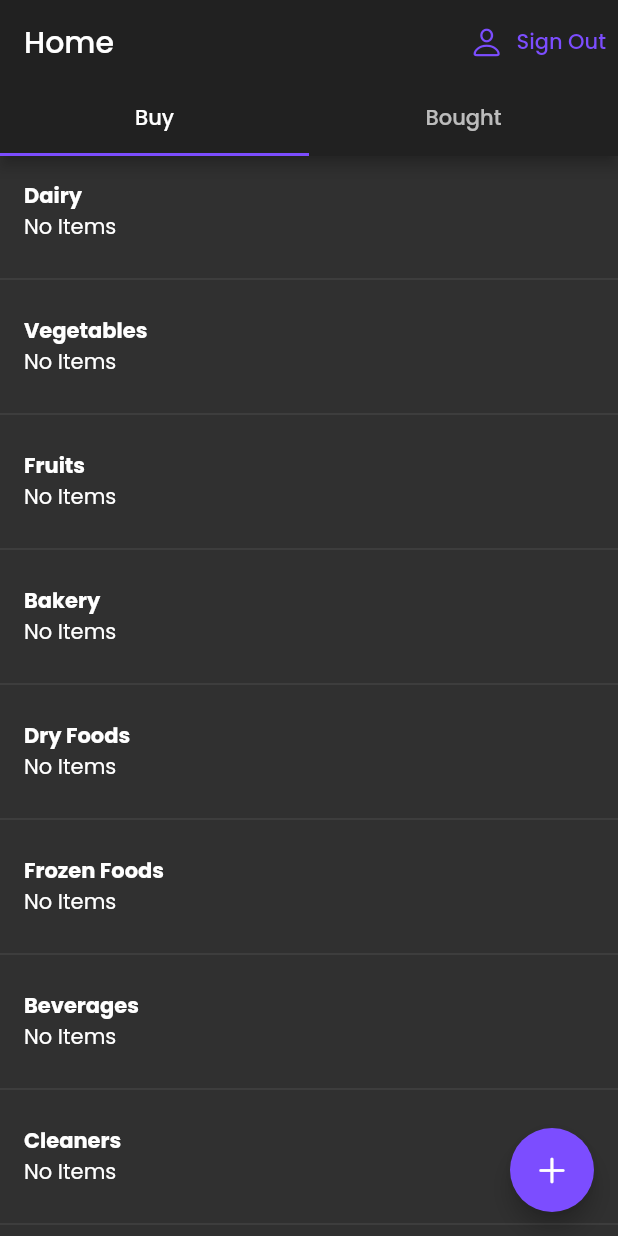
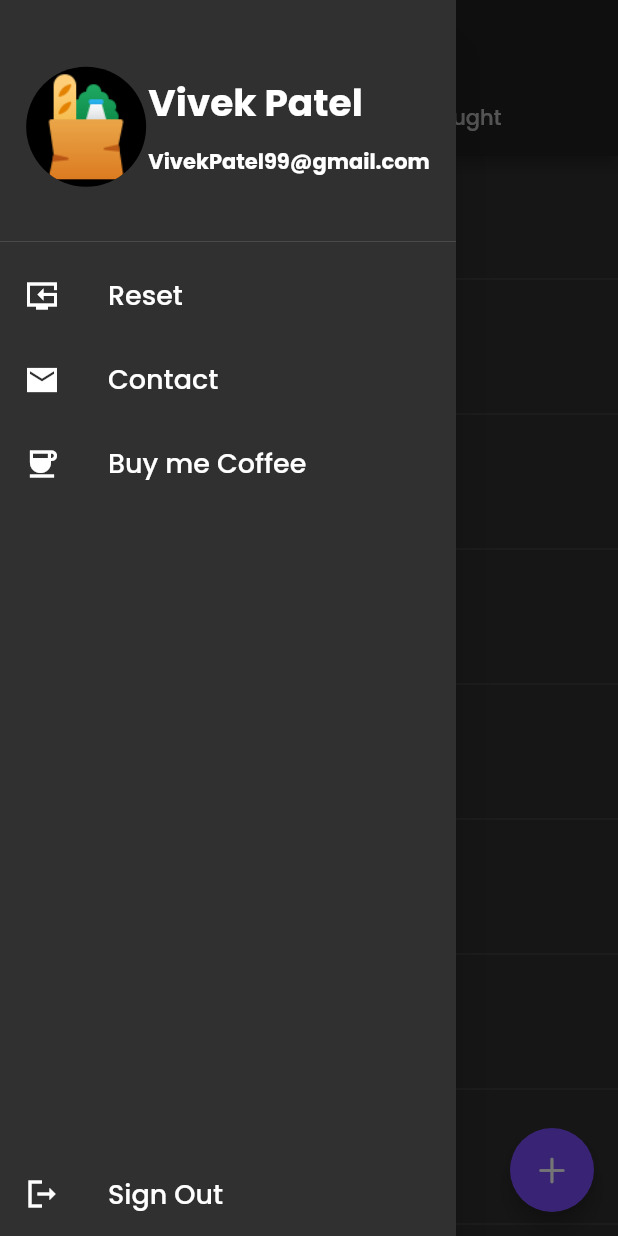
Before and after one commit to vivekpatel99/MyGroceriesListApp, a Flutter app: the screen it shows once a user with an empty profile is signed in, with the side drawer open (before the commit the screen has no drawer), on a phone screen of 412 x 824 dp. Run offline on Flutter 3.47's test engine with Material 2 defaults, Android fonts, the phone set to English and light mode, and no system bars; our stand-ins replace cloud_firestore, firebase_auth, firebase_core, flutter_spinkit, google_fonts, logger; accounts and stored records are empty.

Commit message:
drawer done

```diff
--- a/lib/pages/home_page.dart
+++ b/lib/pages/home_page.dart
@@ -5,13 +5,12 @@ import 'package:my_grocery_list/pages/bought_page.dart';
 import 'package:my_grocery_list/pages/buy_page.dart';
 import 'package:my_grocery_list/services/auth.dart';
 import 'package:my_grocery_list/services/database.dart';
-import 'package:my_grocery_list/shared/constants.dart';
 import 'package:my_grocery_list/wigets/item_add_button.dart';
+import 'package:my_grocery_list/wigets/mydrawer.dart';
 import 'package:provider/provider.dart';
 
 class HomePage extends StatelessWidget {
   final AuthService _auth = AuthService();
-
   @override
   Widget build(BuildContext context) {
     return StreamProvider<MyGroceryList>.value(
@@ -20,20 +19,9 @@ class HomePage extends StatelessWidget {
       initialData: MyGroceryList(),
       child: DefaultTabController(
         length: 2,
+        child: SafeArea(
           child: Scaffold(
             appBar: AppBar(
-            title: const Text("Home"),
-            actions: [
-              TextButton.icon(
-                  onPressed: () async {
-                    await _auth.signOut();
-                  },
-                  style: kButtonSytle,
-                  icon: const Icon(
-                    CupertinoIcons.person,
-                  ),
-                  label: const Text('Sign Out'))
-            ],
               bottom: const TabBar(
                 tabs: [
                   Tab(
@@ -45,6 +33,7 @@ class HomePage extends StatelessWidget {
                 ],
               ),
             ),
+            drawer: MyDrawer(),
             body: TabBarView(
               children: [
                 BuyPage(), BoughtPage(),
@@ -54,6 +43,7 @@ class HomePage extends StatelessWidget {
             floatingActionButton: AddItemButton(),
           ),
         ),
+      ),
     );
   }
 }
--- a/lib/shared/constants.dart
+++ b/lib/shared/constants.dart
@@ -12,6 +12,11 @@ ButtonStyle? kButtonSytle = ButtonStyle(
   ),
 );
 
+const Divider kDivider = Divider(
+  color: Colors.deepPurpleAccent,
+  height: 3,
+);
+const TextStyle kDrawerManuTextStyle = TextStyle(fontSize: 18);
 //------------------------------------------------------------------------------
 const String kDairy = 'Dairy';
 const String kVegetables = 'Vegetables';
--- /dev/null
+++ b/lib/wigets/mydrawer.dart
@@ -0,0 +1,107 @@
+import 'package:flutter/material.dart';
+import 'package:my_grocery_list/services/auth.dart';
+import 'package:my_grocery_list/shared/constants.dart';
+import 'package:my_grocery_list/utils/logging.dart';
+
+class MyDrawer extends StatelessWidget {
+  MyDrawer({Key? key}) : super(key: key);
+  final AuthService _auth = AuthService();
+  final log = logger(MyDrawer);
+  Widget createDrawerBodyItem(
+      {required IconData icon,
+      required String title,
+      required GestureTapCallback onTap}) {
+    return ListTile(
+      leading: Icon(icon),
+      title: Text(
+        title,
+        style: kDrawerManuTextStyle,
+      ),
+      onTap: onTap,
+    );
+  }
+
+  @override
+  Widget build(BuildContext context) {
+    return Drawer(
+      child: Column(
+        children: [
+          Expanded(
+            child: Column(
+              children: [
+                const MyDrawerHeader(),
+                createDrawerBodyItem(
+                  icon: Icons.reset_tv_sharp,
+                  title: 'Reset',
+                  onTap: () {},
+                ),
+                createDrawerBodyItem(
+                  icon: Icons.email_sharp,
+                  title: 'Contact',
+                  onTap: () {},
+                ),
+                createDrawerBodyItem(
+                  icon: Icons.coffee_sharp,
+                  title: 'Buy me Coffee',
+                  onTap: () {},
+                ),
+              ],
+            ),
+          ),
+          Align(
+            alignment: FractionalOffset.bottomCenter,
+            child: createDrawerBodyItem(
+              icon: Icons.logout_sharp,
+              title: 'Sign Out',
+              onTap: () async {
+                log.i('Sign Out');
+                await _auth.signOut();
+              },
+            ),
+          ),
+        ],
+      ),
+    );
+  }
+}
+
+class MyDrawerHeader extends StatelessWidget {
+  const MyDrawerHeader({
+    Key? key,
+  }) : super(key: key);
+
+  @override
+  Widget build(BuildContext context) {
+    return DrawerHeader(
+      child: Row(
+        mainAxisAlignment: MainAxisAlignment.spaceEvenly,
+        children: [
+          const CircleAvatar(
+            backgroundImage: AssetImage('assets/images/background.png'),
+            radius: 40.0,
+          ),
+          Column(
+            mainAxisAlignment: MainAxisAlignment.center,
+            crossAxisAlignment: CrossAxisAlignment.start,
+            children: const [
+              Text(
+                'Vivek Patel',
+                style: TextStyle(fontWeight: FontWeight.bold, fontSize: 25.0),
+              ),
+              SizedBox(
+                height: 10.0,
+              ),
+              Text(
+                'VivekPatel99@gmail.com',
+                style: TextStyle(
+                  fontWeight: FontWeight.bold,
+                  fontSize: 14.0,
+                ),
+              ),
+            ],
+          ),
+        ],
+      ),
+    );
+  }
+}
--- a/pubspec.yaml
+++ b/pubspec.yaml
@@ -28,6 +28,7 @@ dependencies:
   cupertino_icons: ^1.0.2
   firebase_auth: ^3.0.1
   flutter_spinkit: ^5.0.0
+  flutter_zoom_drawer: ^2.1.0
   google_fonts: ^2.1.0
   logger: ^1.0.0
   provider: ^5.0.0
@@ -53,7 +54,6 @@ flutter:
   assets:
     - assets/images/
     - assets/files/
-
   #   - images/a_dot_ham.jpeg
   # An image asset can refer to one or more resolution-specific "variants", see
   # https://flutter.dev/assets-and-images/#resolution-aware.
```
Also changed, not shown: pubspec.lock. Lines whose indentation alone changed are shown as unchanged.
